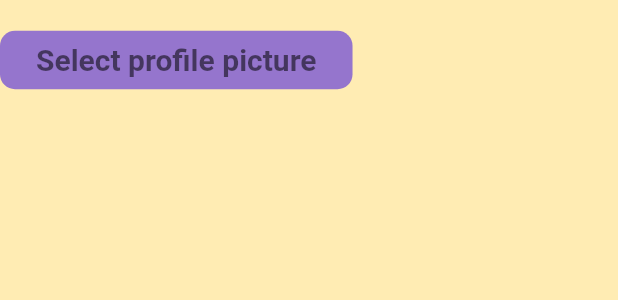
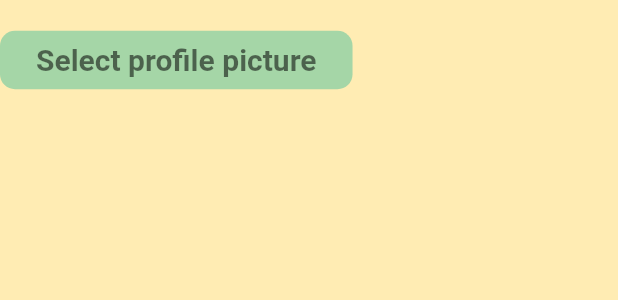
Before and after one commit to acm-projects/BabyQuest, a Flutter app: what profilePicture() shows on an empty page, opened directly, on a phone screen of 412 x 824 dp. Shown: the top 300 px of the screen. Run offline on Flutter 3.47's test engine with Material 2 defaults, Android fonts, the phone set to English and light mode, and no system bars; our stand-ins replace cloud_firestore, convex_bottom_bar, firebase_auth, firebase_core, firebase_storage, flutter_spinkit and 5 more; missing offline and left inert: flutter_libphonenumber; accounts and stored records are empty; network calls fail.

```diff
--- a/client/lib/main.dart
+++ b/client/lib/main.dart
@@ -87,7 +87,7 @@ class _MyAppState extends State<MyApp> {
           elevatedButtonTheme: ElevatedButtonThemeData(
             style: ElevatedButton.styleFrom(
                 shape: RoundedRectangleBorder(
-                  borderRadius: BorderRadius.circular(20),
+                  borderRadius: BorderRadius.circular(10),
                 ),
                 elevation: 0,
                 primary: Colors.green.shade200,
--- a/client/lib/widgets/edit_profile_widgets.dart
+++ b/client/lib/widgets/edit_profile_widgets.dart
@@ -374,13 +374,6 @@ class EditProfileWidgets {
                   style: Theme.of(context).textTheme.headline2,
                 ),
               ),
-              style: ElevatedButton.styleFrom(
-                  shape: RoundedRectangleBorder(
-                    borderRadius: BorderRadius.circular(10),
-                  ),
-                  elevation: 0,
-                  primary: Theme.of(context).colorScheme.primary,
-                  onPrimary: Theme.of(context).colorScheme.onPrimary),
             ),
           ],
         );
```
